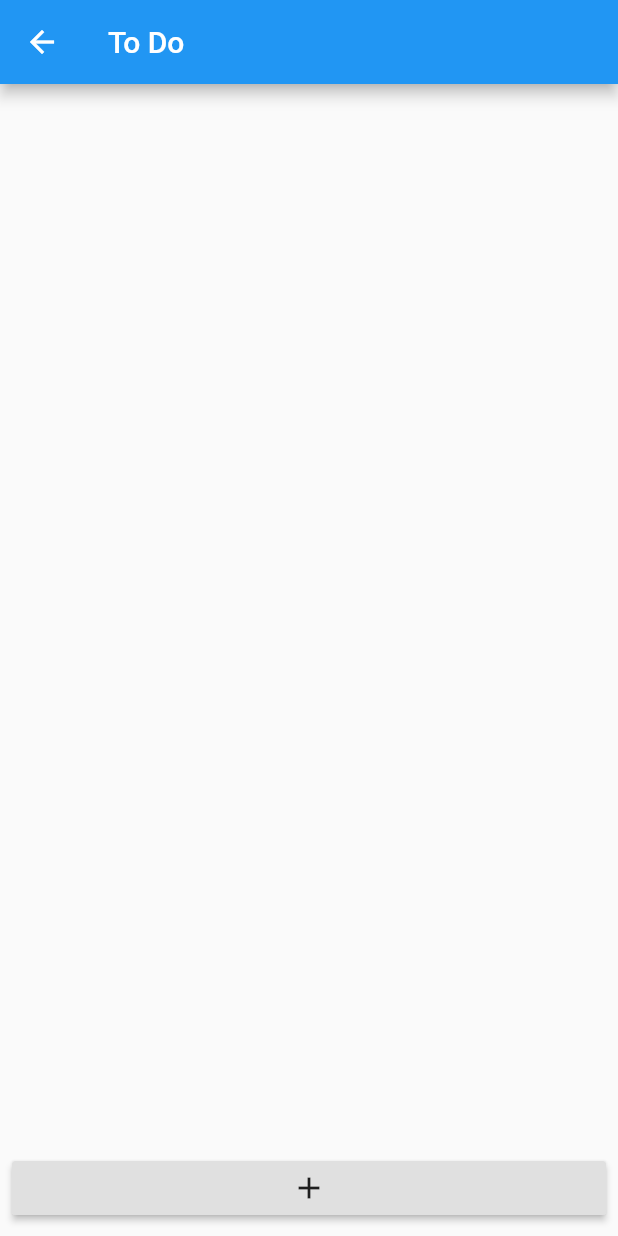
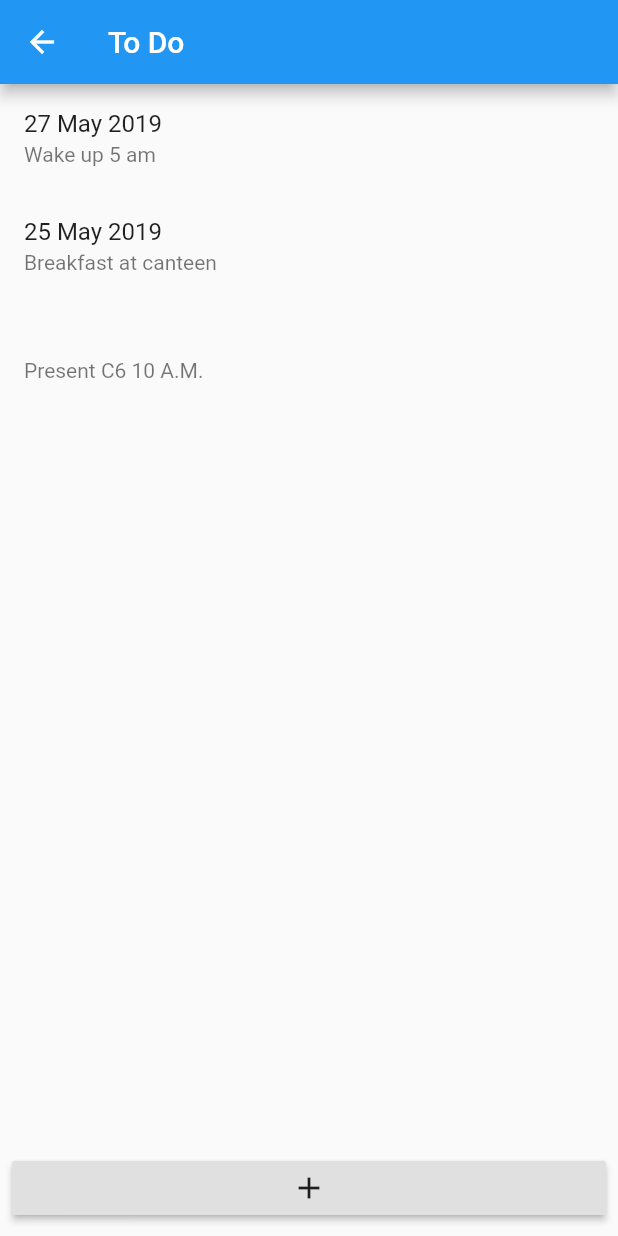
Before and after one commit to teerasej/flutter-got-it-app-irpc, a Flutter app: the TodoPage screen opened directly, on a phone screen of 412 x 824 dp. Run offline on Flutter 3.47's test engine with Material 2 defaults, Android fonts, the phone set to English and light mode, and no system bars.

Commit message:
เพิ่ม ListView แบบ Mockup

```diff
--- a/lib/pages/todo_page.dart
+++ b/lib/pages/todo_page.dart
@@ -1,4 +1,3 @@
-
 import 'package:flutter/material.dart';
 
 class TodoPage extends StatelessWidget {
@@ -9,15 +8,29 @@ class TodoPage extends StatelessWidget {
         title: Text('To Do'),
       ),
       body: Column(
-        mainAxisAlignment: MainAxisAlignment.end,
         crossAxisAlignment: CrossAxisAlignment.stretch,
         children: <Widget>[
+          Expanded(
+            child: ListView(
+              children: <Widget>[
+                ListTile(
+                  title: Text('27 May 2019'),
+                  subtitle: Text('Wake up 5 am'),
+                ),
+                ListTile(
+                  title: Text('25 May 2019'),
+                  subtitle: Text('Breakfast at canteen'),
+                ),
+                ListTile(
+                  subtitle: Text('Present C6 10 A.M.'),
+                )
+              ],
+            ),
+          ),
           Padding(
             padding: const EdgeInsets.all(8.0),
             child: RaisedButton(
-              onPressed: (){
-
-              },
+              onPressed: () {},
               child: Icon(Icons.add),
             ),
           )
```
